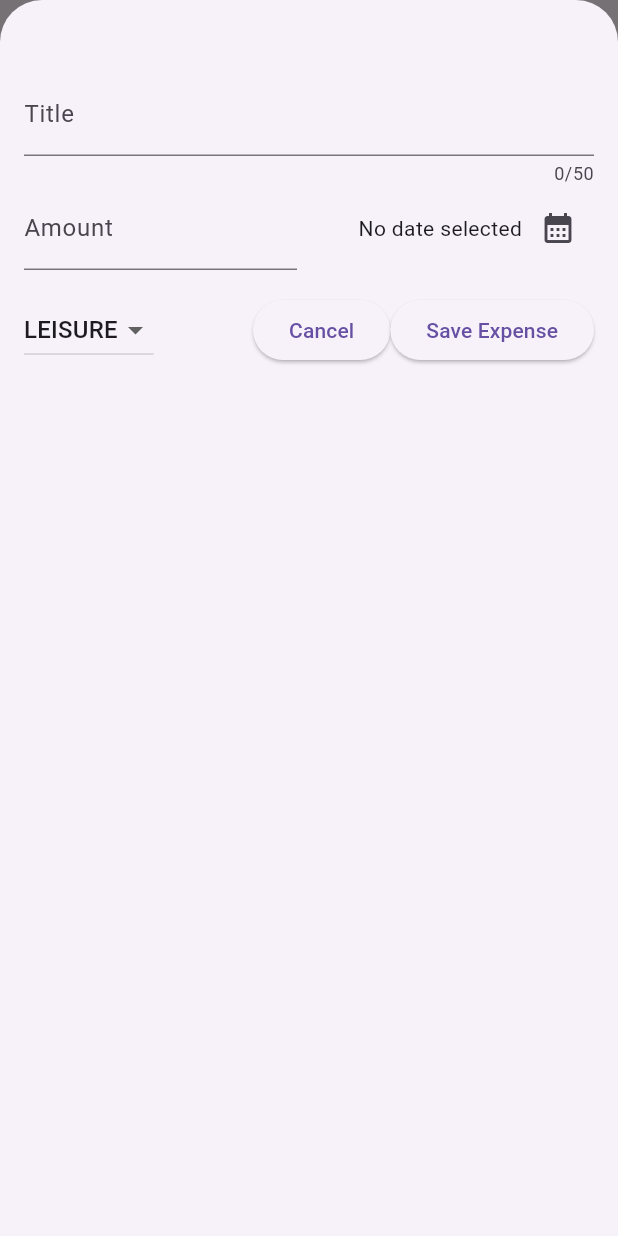
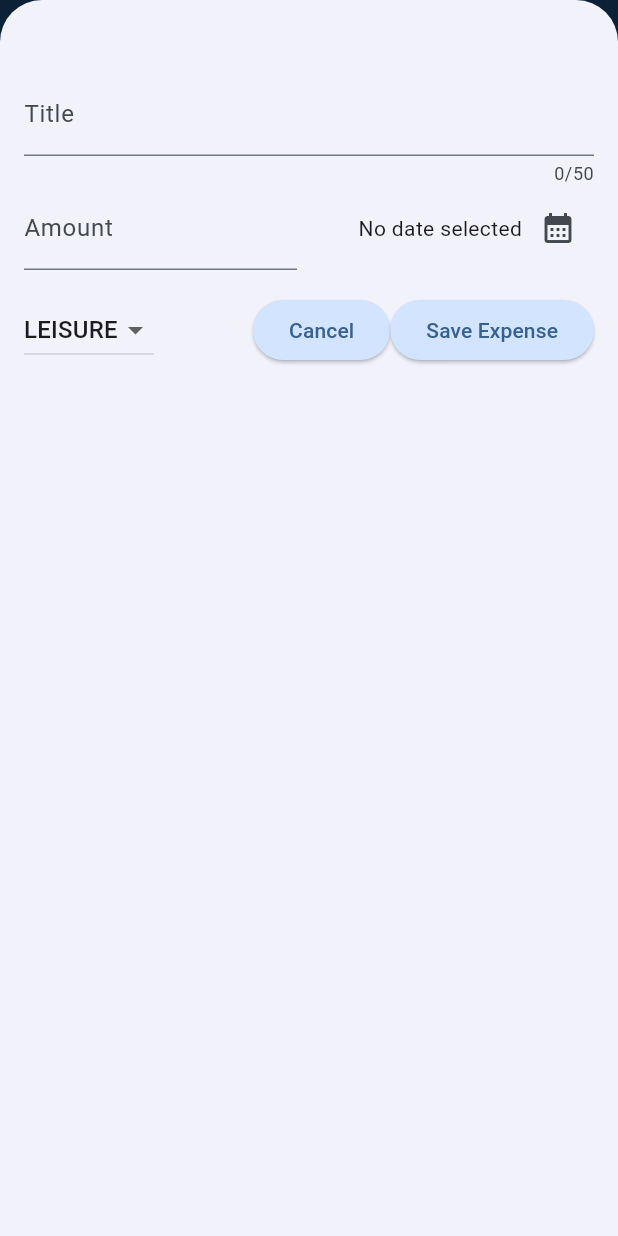
Before and after one commit to javakanaya/flutter-udemy, a Flutter app: the screen it shows after launch, after a tap on the "add" icon, on a phone screen of 412 x 824 dp. Run offline on Flutter 3.47's test engine with Material 3 defaults, Android fonts, the phone set to English and light mode, and no system bars; our stand-ins replace google_fonts.

Commit message:
feat: setting ColorScheme for the app

```diff
--- a/expense_tracker/lib/main.dart
+++ b/expense_tracker/lib/main.dart
@@ -1,10 +1,35 @@
 import 'package:expense_tracker/widgets/expenses.dart';
 import 'package:flutter/material.dart';
 
+var kColorScheme = ColorScheme.fromSeed(
+  seedColor: const Color.fromARGB(255, 3, 125, 211),
+);
 void main() {
   runApp(
-    const MaterialApp(
-      home: Expenses(),
+    MaterialApp(
+      // copyWith() is to create a new ThemeData object with the specified changes
+      theme: ThemeData().copyWith(
+        colorScheme: kColorScheme,
+        appBarTheme: const AppBarTheme().copyWith(
+          backgroundColor: kColorScheme.onPrimaryContainer,
+          foregroundColor: kColorScheme.primaryContainer,
+        ),
+        cardTheme: const CardTheme().copyWith(
+          color: kColorScheme.secondaryContainer,
+          margin: const EdgeInsets.symmetric(horizontal: 16, vertical: 8),
+        ),
+        elevatedButtonTheme: ElevatedButtonThemeData(
+          style: ElevatedButton.styleFrom(
+              backgroundColor: kColorScheme.primaryContainer),
+        ),
+        textTheme: ThemeData().textTheme.copyWith(
+              titleLarge: TextStyle(
+                  fontWeight: FontWeight.normal,
+                  color: kColorScheme.onSecondaryContainer,
+                  fontSize: 24),
+            ),
+      ),
+      home: const Expenses(),
     ),
   );
 }
```
